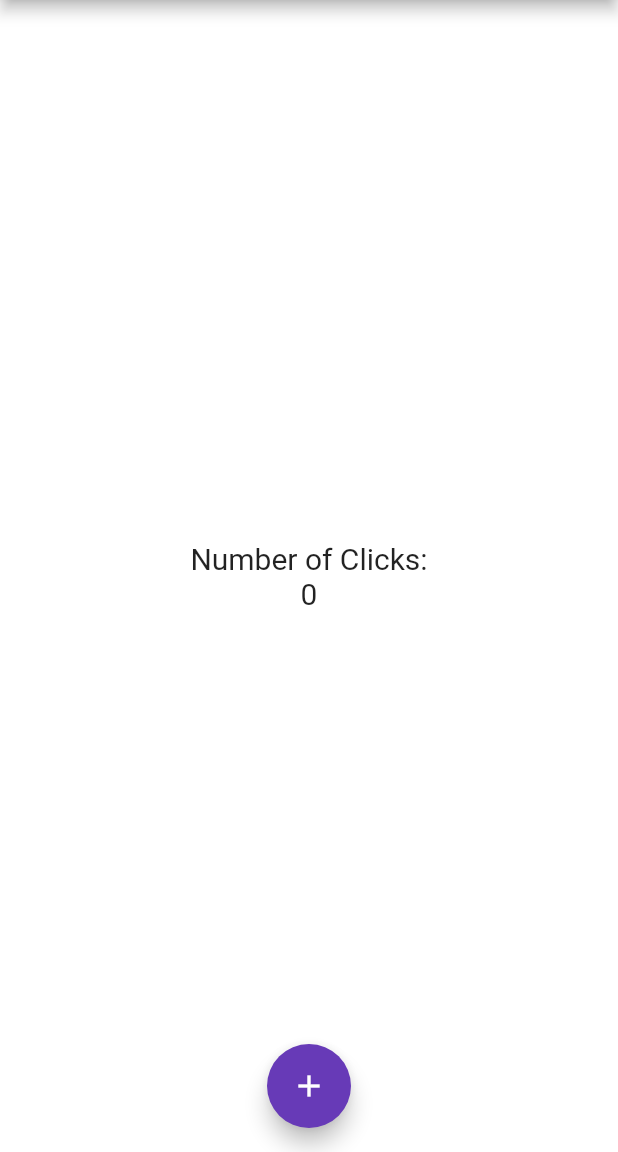
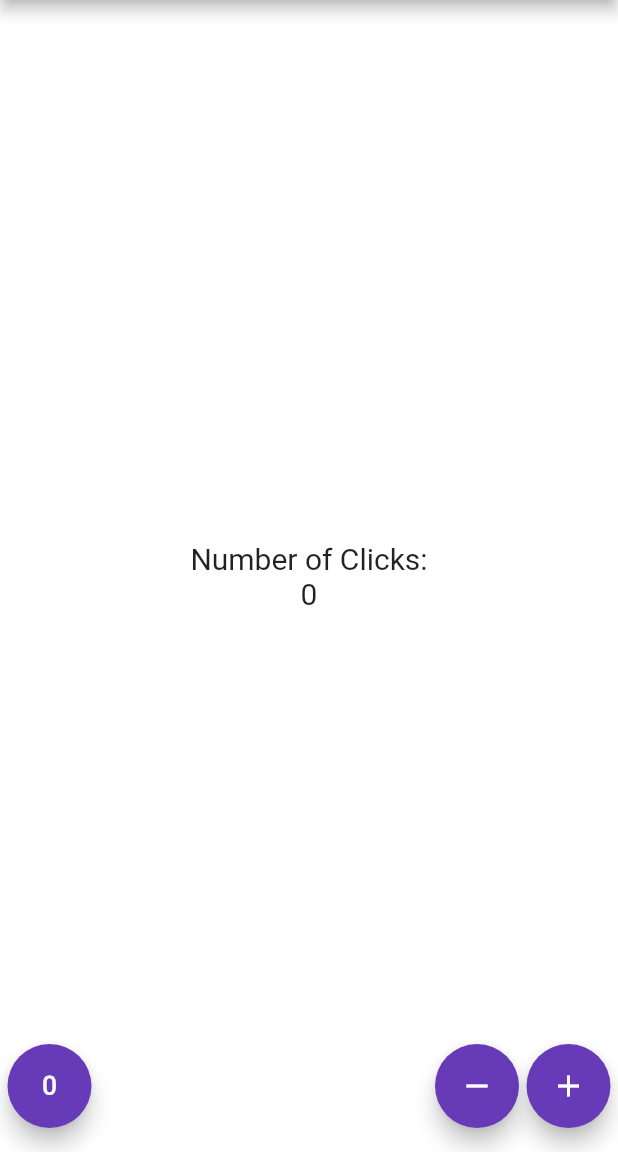
Before and after one commit to mgarciareimers/firstFlutterApp, a Flutter app: the screen it shows after launch, on a phone screen of 412 x 824 dp, the part 84-1236 px from its top. Run offline on Flutter 3.47's test engine with Material 2 defaults, Android fonts, the phone set to English and light mode, and no system bars.

Commit message:
App Completed!
Implemented the 3 buttons and their functionalities.

```diff
--- a/flutter_app/lib/src/pages/counter_page.dart
+++ b/flutter_app/lib/src/pages/counter_page.dart
@@ -28,17 +28,38 @@ class _CounterPageState extends State<CounterPage> {
           ],
         )
       ),
-      floatingActionButton: FloatingActionButton(
-        backgroundColor: Colors.deepPurple,
-        child: Icon(Icons.add),
-        onPressed: () {
-          setState(() {
-            this._counter++;
-          });
-        },
-      ),
+      floatingActionButton: _createButtons(),
       floatingActionButtonLocation: FloatingActionButtonLocation.centerFloat,
     );
   }
 
+  // Method that creates the buttons.
+  Widget _createButtons() {
+    return Row(
+      mainAxisAlignment: MainAxisAlignment.end,
+      children: <Widget>[
+        SizedBox(width: 5.0),
+        FloatingActionButton(child: Icon(Icons.exposure_zero), onPressed: _reset, backgroundColor: Colors.deepPurple),
+        Expanded(child: SizedBox(width: 5.0)),
+        FloatingActionButton(child: Icon(Icons.remove), onPressed: _substract, backgroundColor: Colors.deepPurple),
+        SizedBox(width: 5.0),
+        FloatingActionButton(child: Icon(Icons.add), onPressed: _add, backgroundColor: Colors.deepPurple),
+        SizedBox(width: 5.0),
+      ]);
+  }
+
+  // Method that adds 1 to the counter.
+  void _add() {
+    setState(() => this._counter++);
+  }
+
+  // Method that substracts 1 to the counter.
+  void _substract() {
+    setState(() => this._counter--);
+  }
+
+  // Method that resets the counter.
+  void _reset() {
+    setState(() => this._counter = 0);
+  }
 }
--- a/flutter_app/lib/src/pages/home_page.dart
+++ b/flutter_app/lib/src/pages/home_page.dart
@@ -26,9 +26,7 @@ class HomePage extends StatelessWidget {
       floatingActionButton: FloatingActionButton(
         backgroundColor: Colors.deepPurple,
         child: Icon(Icons.add),
-        onPressed: () {
-          print('Hola Mundo!');
-        },
+        onPressed: null
       ),
       floatingActionButtonLocation: FloatingActionButtonLocation.centerFloat,
     );
```
Also changed, not shown: 1 other file.
